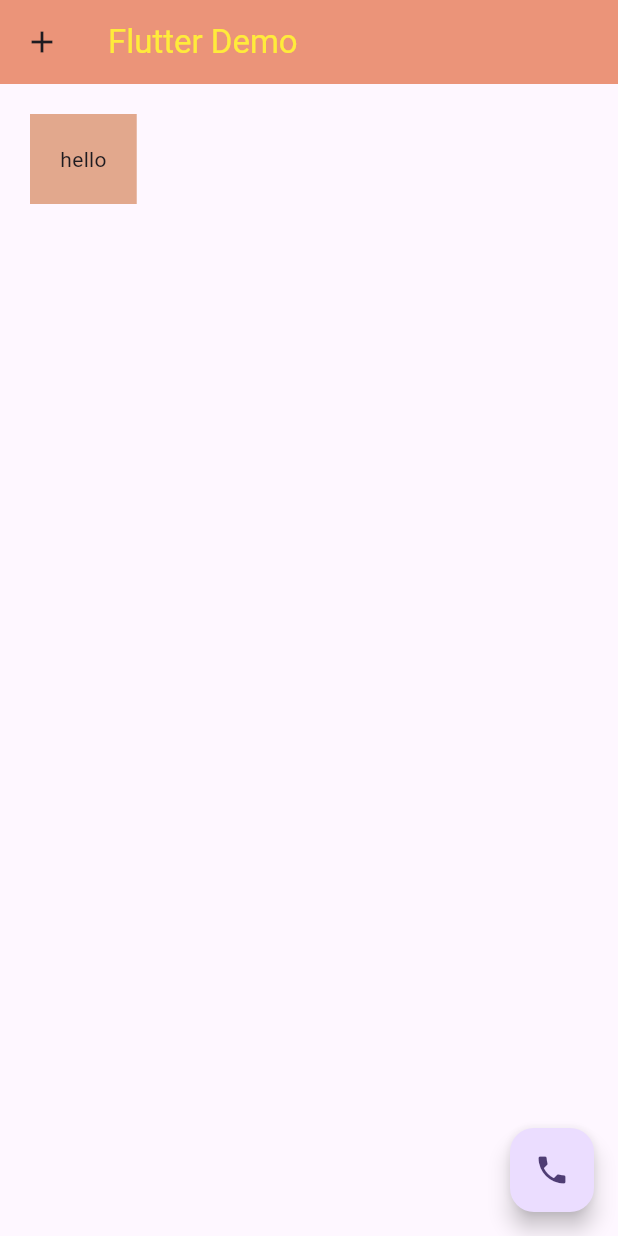
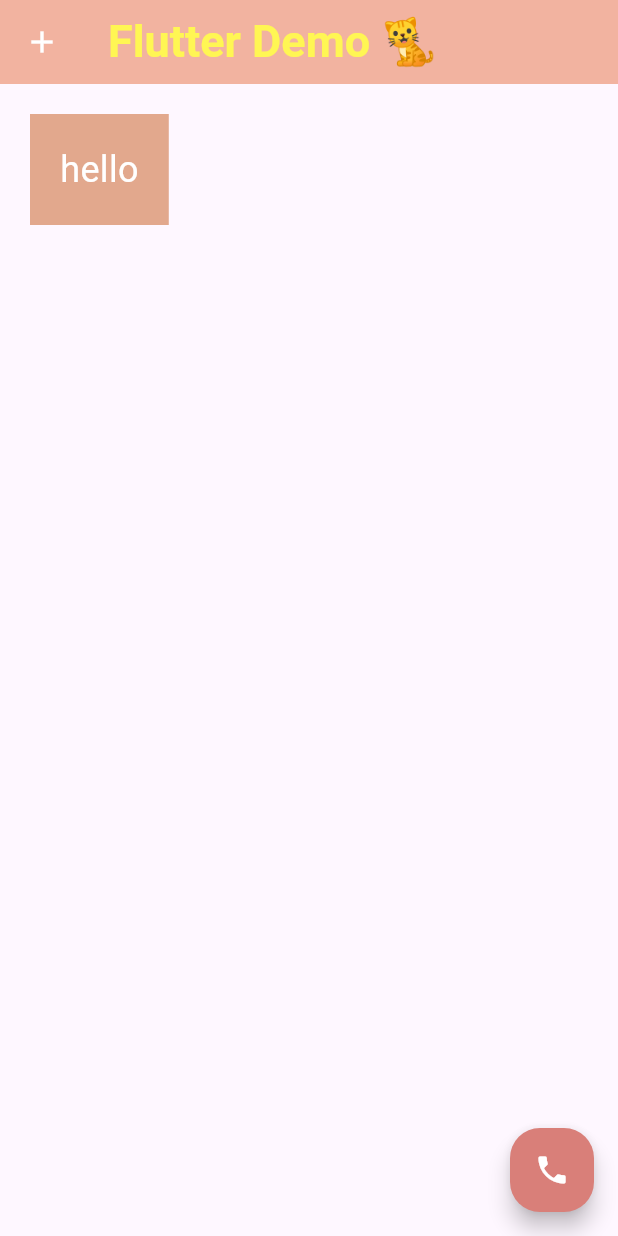
Before and after one commit to Arytwsrjr/FlutterProject, a Flutter app: the screen it shows after launch, on a phone screen of 412 x 824 dp. Run offline on Flutter 3.47's test engine with Material 3 defaults, Android fonts, the phone set to English and light mode, and no system bars.

Commit message:
Create Container

```diff
--- a/demoproject/lib/main.dart
+++ b/demoproject/lib/main.dart
@@ -17,18 +17,25 @@ class MyApp extends StatelessWidget {
         useMaterial3: true,
       ),
       home: Scaffold(
-        appBar: AppBar(title: const Text ('Flutter Demo',
-          style :TextStyle(color: Colors.yellow),
+        appBar: AppBar(title: const Text ('Flutter Demo 🐈',
+          style :TextStyle(color: Color.fromARGB(255, 255, 246, 83),
+          fontWeight: FontWeight.bold,
+          fontSize: 30),
           ),
-          leading: const Icon(Icons.add),
-          backgroundColor: const Color.fromARGB(255, 235, 148, 121),
+          leading: const Icon(Icons.add,color: Colors.white),
+          backgroundColor: const Color.fromARGB(255, 242, 179, 160),
           ),
 
         body:Container(
           color: const Color.fromARGB(255, 226, 168, 141),
           padding: const EdgeInsets.all(20),//padding ใช้ EdgeInsets
           margin: const EdgeInsets.all(20),
-          child:const Text('hello'),
+          child:const Text('hello',style: TextStyle(
+              color: Colors.white,
+              fontSize: 24
+            ),
+          ),
+
         ),
 
         floatingActionButton: FloatingActionButton(onPressed: (){
@@ -36,7 +43,13 @@ class MyApp extends StatelessWidget {
         }
         ,
 
-        child: const Icon(Icons.phone),
+        child: const Icon(Icons.phone,color: Colors.white,),
+        backgroundColor: const Color.fromARGB(255, 217, 127, 121),
+        shape: RoundedRectangleBorder(
+            borderRadius: BorderRadius.circular(20),
+
+            // กำหนดมุมโค้งที่ใหญ่ขึ้น
+          ),
 
         ),
     ));
```
